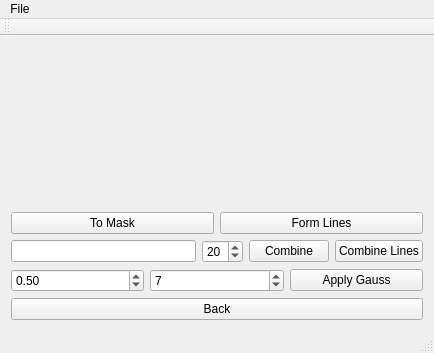
The window that mainwindow.ui (maks-bond/ImageEdgesVectorization) describes before a commit, drawn with Qt 5.
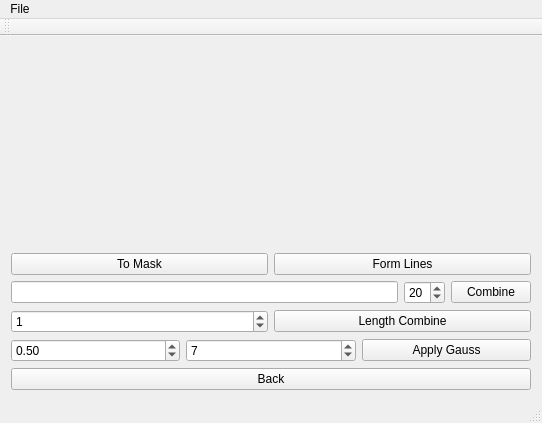
The same window after the commit.

```diff
--- a/mainwindow.ui
+++ b/mainwindow.ui
@@ -6,8 +6,8 @@
    <rect>
     <x>0</x>
     <y>0</y>
-    <width>434</width>
-    <height>353</height>
+    <width>542</width>
+    <height>423</height>
    </rect>
   </property>
   <property name="maximumSize">
@@ -77,10 +77,21 @@
           </property>
          </widget>
         </item>
+       </layout>
+      </item>
+      <item>
+       <layout class="QHBoxLayout" name="horizontalLayout_4">
         <item>
-         <widget class="QPushButton" name="buttonCombineLines">
+         <widget class="QSpinBox" name="spinLength">
+          <property name="value">
+           <number>1</number>
+          </property>
+         </widget>
+        </item>
+        <item>
+         <widget class="QPushButton" name="buttonCombineLength">
           <property name="text">
-           <string>Combine Lines</string>
+           <string>Length Combine</string>
           </property>
          </widget>
         </item>
@@ -145,7 +156,7 @@
     <rect>
      <x>0</x>
      <y>0</y>
-     <width>434</width>
+     <width>542</width>
      <height>21</height>
     </rect>
    </property>
```
Left out of the diff: 2 changed lines with no effect on the pictures.
